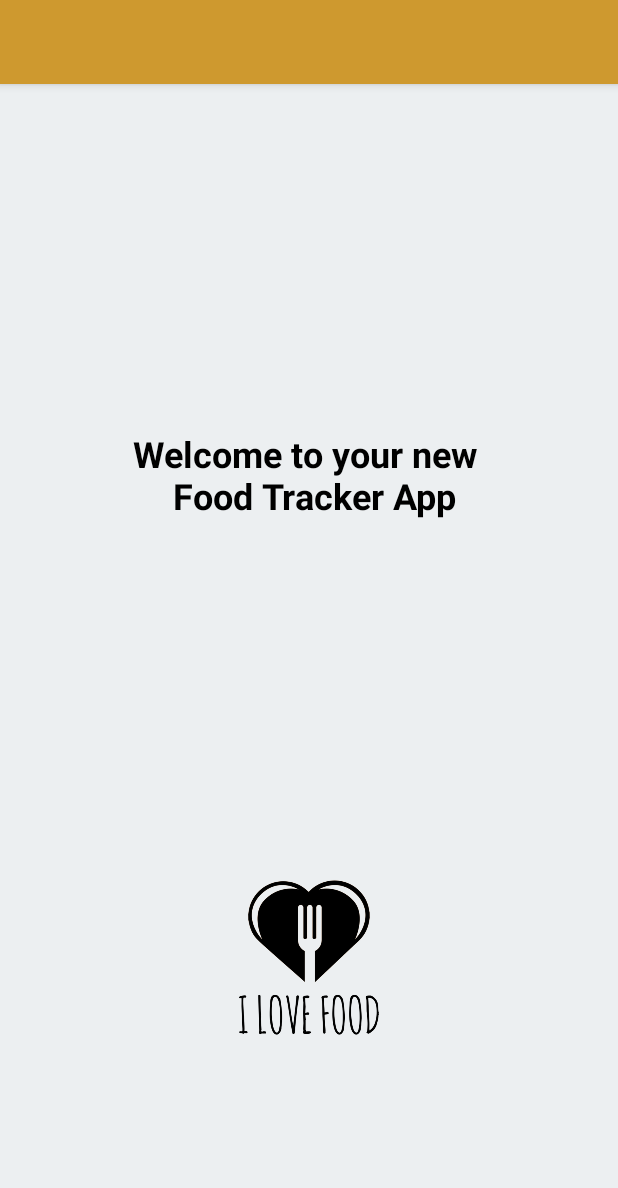
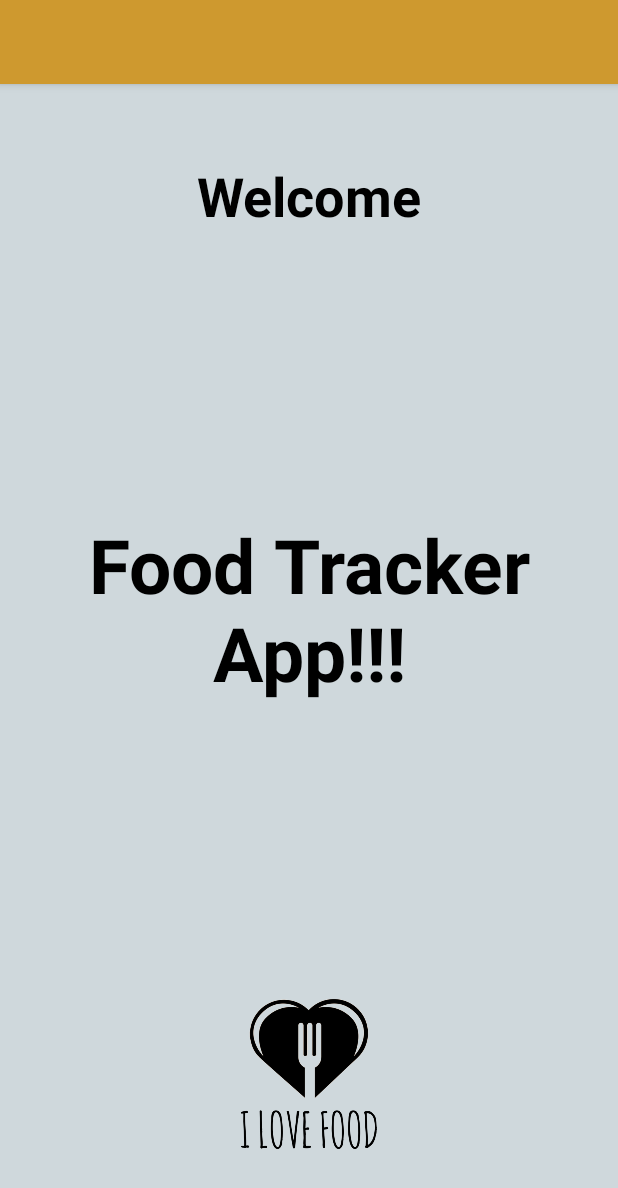
Before and after one commit to Hami5h/Week_09_Food_Tracker_Project, an Android app: the screen it shows after launch (WelcomeActivity), on a phone screen of 412 x 824 dp. Shown: the top 1188 px of the screen. Run offline under Robolectric (Android 15) with nearby library versions, the phone set to English and light mode, and no system bars.

Commit message:
FInal app for presentation

```diff
--- a/app/src/main/java/com/example/hamishstewart/foodtracker/Controllers/WelcomeActivity.java
+++ b/app/src/main/java/com/example/hamishstewart/foodtracker/Controllers/WelcomeActivity.java
@@ -22,6 +22,7 @@ public class WelcomeActivity extends AppCompatActivity {
     public void onILoveFoddButtonClicked(View view) {
         Intent intent = new Intent(this, MainActivity.class);
         startActivity(intent);
+        finish();
     }
 
 }
--- a/app/src/main/res/layout/activity_welcome.xml
+++ b/app/src/main/res/layout/activity_welcome.xml
@@ -4,17 +4,17 @@
     xmlns:tools="http://schemas.android.com/tools"
     android:layout_width="match_parent"
     android:layout_height="match_parent"
-    android:background="#eceff1"
+    android:background="#cfd8dc"
     tools:context="com.example.hamishstewart.foodtracker.Controllers.WelcomeActivity">
 
     <ImageButton
         android:id="@+id/imageButton"
         android:layout_width="0dp"
-        android:layout_height="123dp"
-        android:layout_marginBottom="124dp"
+        android:layout_height="120dp"
+        android:layout_marginBottom="48dp"
         android:layout_marginEnd="8dp"
         android:layout_marginStart="8dp"
-        android:background="#eceff1"
+        android:background="?android:attr/selectableItemBackgroundBorderless"
         android:onClick="onILoveFoddButtonClicked"
         android:scaleType="fitCenter"
         app:layout_constraintBottom_toBottomOf="parent"
@@ -45,12 +45,27 @@
         android:layout_marginEnd="8dp"
         android:layout_marginStart="8dp"
         android:layout_marginTop="8dp"
-        android:text="Welcome to your new \n Food Tracker App"
+        android:text="Food Tracker App!!!"
         android:textAlignment="center"
         android:textColor="#000000"
-        android:textSize="24sp"
+        android:textSize="50sp"
         android:textStyle="bold"
         app:layout_constraintBottom_toTopOf="@+id/imageButton"
+        app:layout_constraintEnd_toStartOf="@+id/guideline16"
+        app:layout_constraintStart_toStartOf="@+id/guideline15"
+        app:layout_constraintTop_toBottomOf="@+id/textView2" />
+
+    <TextView
+        android:id="@+id/textView2"
+        android:layout_width="wrap_content"
+        android:layout_height="wrap_content"
+        android:layout_marginEnd="8dp"
+        android:layout_marginStart="8dp"
+        android:layout_marginTop="50dp"
+        android:text="Welcome"
+        android:textColor="@android:color/black"
+        android:textSize="36sp"
+        android:textStyle="bold"
         app:layout_constraintEnd_toStartOf="@+id/guideline16"
         app:layout_constraintStart_toStartOf="@+id/guideline15"
         app:layout_constraintTop_toTopOf="parent" />
--- a/app/src/main/res/layout/food_item.xml
+++ b/app/src/main/res/layout/food_item.xml
@@ -5,7 +5,7 @@
     android:layout_width="match_parent"
     android:layout_height="match_parent"
     android:onClick="onClickFoodType"
-    android:background="#eceff1"
+    android:background="#cfd8dc"
     tools:layout_editor_absoluteY="81dp">
 
     <android.support.constraint.Guideline
```
Also changed, not shown: app/src/main/res/layout/activity_add.xml (+9 -7 lines), app/src/main/res/layout/activity_edit.xml (+8 -7 lines), app/src/main/res/layout/activity_main.xml (+16 -18 lines).
